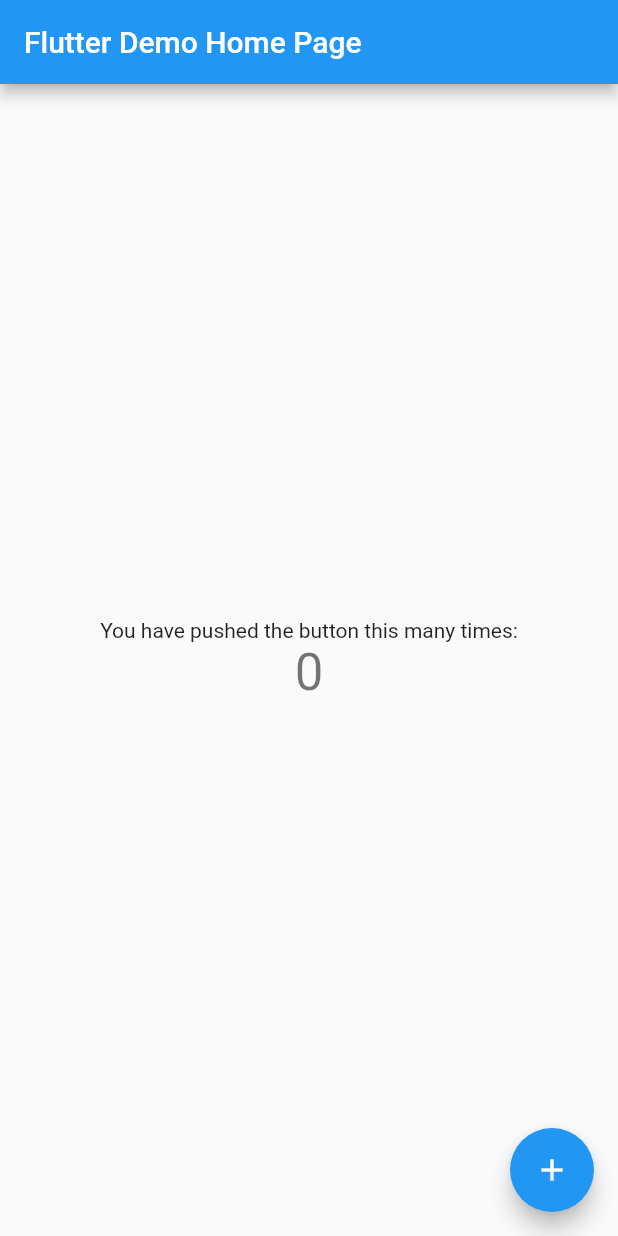
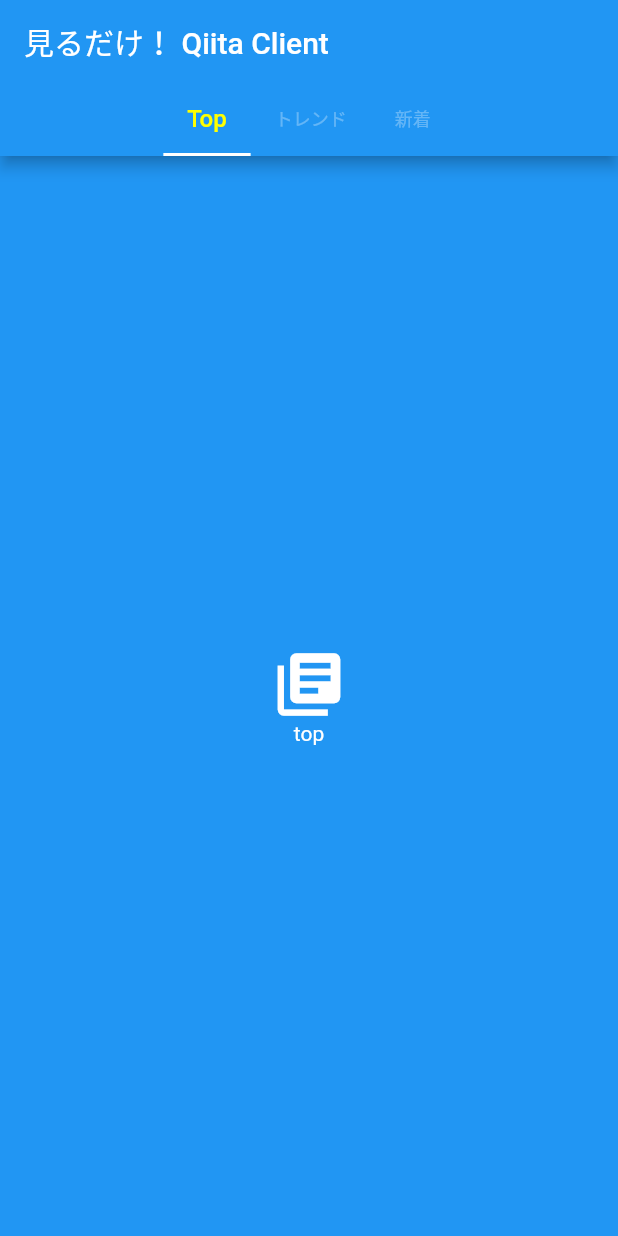
Before and after one commit to gml-atom/qiita-client, a Flutter app: the screen it shows after launch, on a phone screen of 412 x 824 dp. Run offline on Flutter 3.47's test engine with Material 2 defaults, Android fonts, the phone set to English and light mode, and no system bars; our stand-ins replace webview_flutter; missing offline and left inert: webfeed.

Commit message:
AtomFeed

```diff
--- a/lib/main.dart
+++ b/lib/main.dart
@@ -1,111 +1,52 @@
 import 'package:flutter/material.dart';
+import 'view/top.dart';
+import 'view/trend.dart';
 
 void main() => runApp(MyApp());
 
 class MyApp extends StatelessWidget {
-  // This widget is the root of your application.
   @override
   Widget build(BuildContext context) {
     return MaterialApp(
-      title: 'Flutter Demo',
-      theme: ThemeData(
-        // This is the theme of your application.
-        //
-        // Try running your application with "flutter run". You'll see the
-        // application has a blue toolbar. Then, without quitting the app, try
-        // changing the primarySwatch below to Colors.green and then invoke
-        // "hot reload" (press "r" in the console where you ran "flutter run",
-        // or simply save your changes to "hot reload" in a Flutter IDE).
-        // Notice that the counter didn't reset back to zero; the application
-        // is not restarted.
-        primarySwatch: Colors.blue,
+      home: DefaultTabController(
+        // タブの数
+        length: 3,
+        child: Scaffold(
+          appBar: AppBar(
+            bottom: TabBar(
+              // タブのオプション
+              isScrollable: true,
+              unselectedLabelColor: Colors.white.withOpacity(0.3),
+              unselectedLabelStyle: TextStyle(fontSize: 12.0),
+              labelColor: Colors.yellowAccent,
+              labelStyle: TextStyle(fontSize: 16.0),
+              indicatorColor: Colors.white,
+              indicatorWeight: 2.0,
+              // タブに表示する内容
+              tabs: [
+                Tab(
+                  child: Text('Top'),
+                ),
+                Tab(
+                  child: Text('トレンド'),
+                ),
+                Tab(
+                  child: Text('新着'),
+                ),
+              ],
+            ),
+            title: Text('見るだけ！ Qiita Client '),
+          ),
+          body: TabBarView(
+            // 各タブの内容
+            children: [
+              new TopTab('top'),
+              new TrendTab('test'),
+              Icon(Icons.directions_car)
+            ],
+          ),
+        ),
       ),
-      home: MyHomePage(title: 'Flutter Demo Home Page'),
     );
   }
 }
-
-class MyHomePage extends StatefulWidget {
-  MyHomePage({Key key, this.title}) : super(key: key);
-
-  // This widget is the home page of your application. It is stateful, meaning
-  // that it has a State object (defined below) that contains fields that affect
-  // how it looks.
-
-  // This class is the configuration for the state. It holds the values (in this
-  // case the title) provided by the parent (in this case the App widget) and
-  // used by the build method of the State. Fields in a Widget subclass are
-  // always marked "final".
-
-  final String title;
-
-  @override
-  _MyHomePageState createState() => _MyHomePageState();
-}
-
-class _MyHomePageState extends State<MyHomePage> {
-  int _counter = 0;
-
-  void _incrementCounter() {
-    setState(() {
-      // This call to setState tells the Flutter framework that something has
-      // changed in this State, which causes it to rerun the build method below
-      // so that the display can reflect the updated values. If we changed
-      // _counter without calling setState(), then the build method would not be
-      // called again, and so nothing would appear to happen.
-      _counter++;
-    });
-  }
-
-  @override
-  Widget build(BuildContext context) {
-    // This method is rerun every time setState is called, for instance as done
-    // by the _incrementCounter method above.
-    //
-    // The Flutter framework has been optimized to make rerunning build methods
-    // fast, so that you can just rebuild anything that needs updating rather
-    // than having to individually change instances of widgets.
-    return Scaffold(
-      appBar: AppBar(
-        // Here we take the value from the MyHomePage object that was created by
-        // the App.build method, and use it to set our appbar title.
-        title: Text(widget.title),
-      ),
-      body: Center(
-        // Center is a layout widget. It takes a single child and positions it
-        // in the middle of the parent.
-        child: Column(
-          // Column is also a layout widget. It takes a list of children and
-          // arranges them vertically. By default, it sizes itself to fit its
-          // children horizontally, and tries to be as tall as its parent.
-          //
-          // Invoke "debug painting" (press "p" in the console, choose the
-          // "Toggle Debug Paint" action from the Flutter Inspector in Android
-          // Studio, or the "Toggle Debug Paint" command in Visual Studio Code)
-          // to see the wireframe for each widget.
-          //
-          // Column has various properties to control how it sizes itself and
-          // how it positions its children. Here we use mainAxisAlignment to
-          // center the children vertically; the main axis here is the vertical
-          // axis because Columns are vertical (the cross axis would be
-          // horizontal).
-          mainAxisAlignment: MainAxisAlignment.center,
-          children: <Widget>[
-            Text(
-              'You have pushed the button this many times:',
-            ),
-            Text(
-              '$_counter',
-              style: Theme.of(context).textTheme.display1,
-            ),
-          ],
-        ),
-      ),
-      floatingActionButton: FloatingActionButton(
-        onPressed: _incrementCounter,
-        tooltip: 'Increment',
-        child: Icon(Icons.add),
-      ), // This trailing comma makes auto-formatting nicer for build methods.
-    );
-  }
-}
--- /dev/null
+++ b/lib/trend_rss_service.dart
@@ -0,0 +1,10 @@
+import 'package:http/http.dart' as http;
+import 'package:webfeed/webfeed.dart';
+
+class TrendRssService {
+  final _targetUrl = 'https://qiita.com/popular-items/feed.atom';
+
+  Future<AtomFeed> getFeed() =>
+      http.read(_targetUrl).then((xmlString) => AtomFeed.parse(xmlString));
+
+}
--- /dev/null
+++ b/lib/view/top.dart
@@ -0,0 +1,42 @@
+import 'package:flutter/material.dart';
+
+class TopTab extends StatefulWidget {
+  TopTab(this.categoryName);
+  final String categoryName;
+
+  @override
+  _TopTabState createState() => _TopTabState();
+}
+
+class _TopTabState extends State<TopTab> {
+
+  @override
+  void initState() {
+    super.initState();
+  }
+
+  @override
+  Widget build(BuildContext context) {
+    return new Scaffold(
+      backgroundColor: Colors.blue,
+      body: new Container(
+        child: new Center(
+          child: new Column(
+            mainAxisAlignment: MainAxisAlignment.center,
+            children: <Widget>[
+              new Icon(
+                Icons.library_books,
+                size: 50.0,
+                color: Colors.white,
+              ),
+              new Text(
+                widget.categoryName,
+                style: new TextStyle(color: Colors.white),
+              )
+            ],
+          ),
+        ),
+      ),
+    );
+  }
+}
--- a/pubspec.yaml
+++ b/pubspec.yaml
@@ -23,6 +23,10 @@ dependencies:
   # The following adds the Cupertino Icons font to your application.
   # Use with the CupertinoIcons class for iOS style icons.
   cupertino_icons: ^0.1.2
+  http: ^0.12.0+4
+  webfeed: ^0.4.2
+  intl: ^0.16.1
+  webview_flutter: ^0.1.0+1
 
 dev_dependencies:
   flutter_test:
```
Also changed, not shown: lib/view/trend.dart (added, +95 -0 lines), lib/webview_container.dart (added, +29 -0 lines), pubspec.lock, 3 other files.
